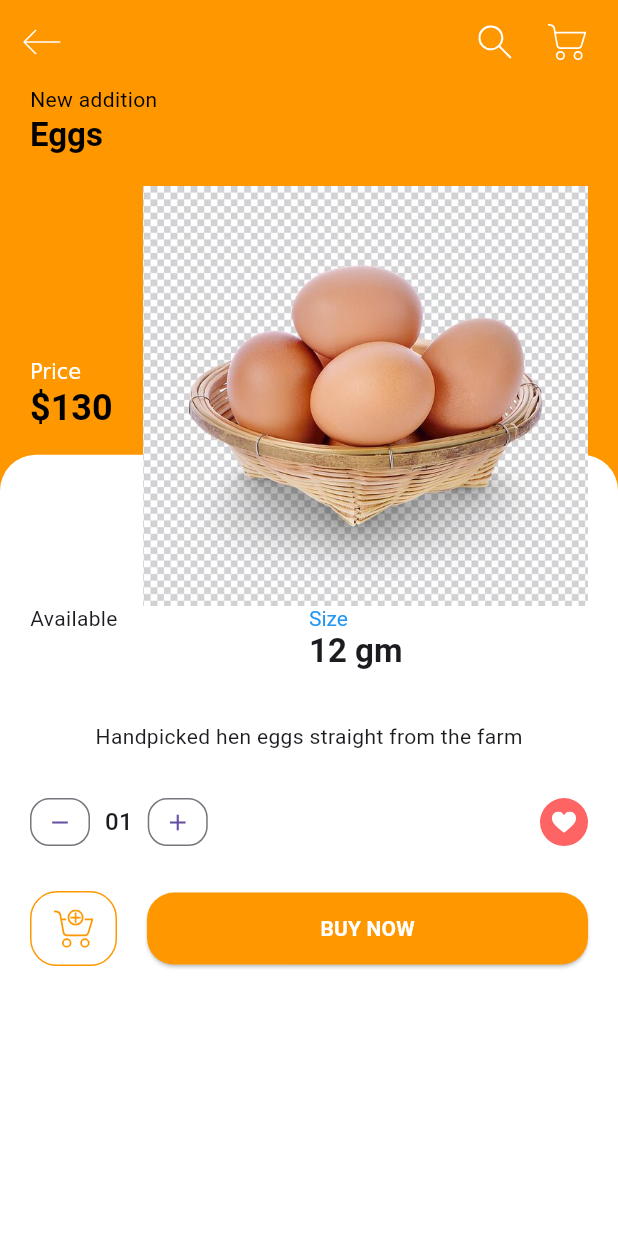
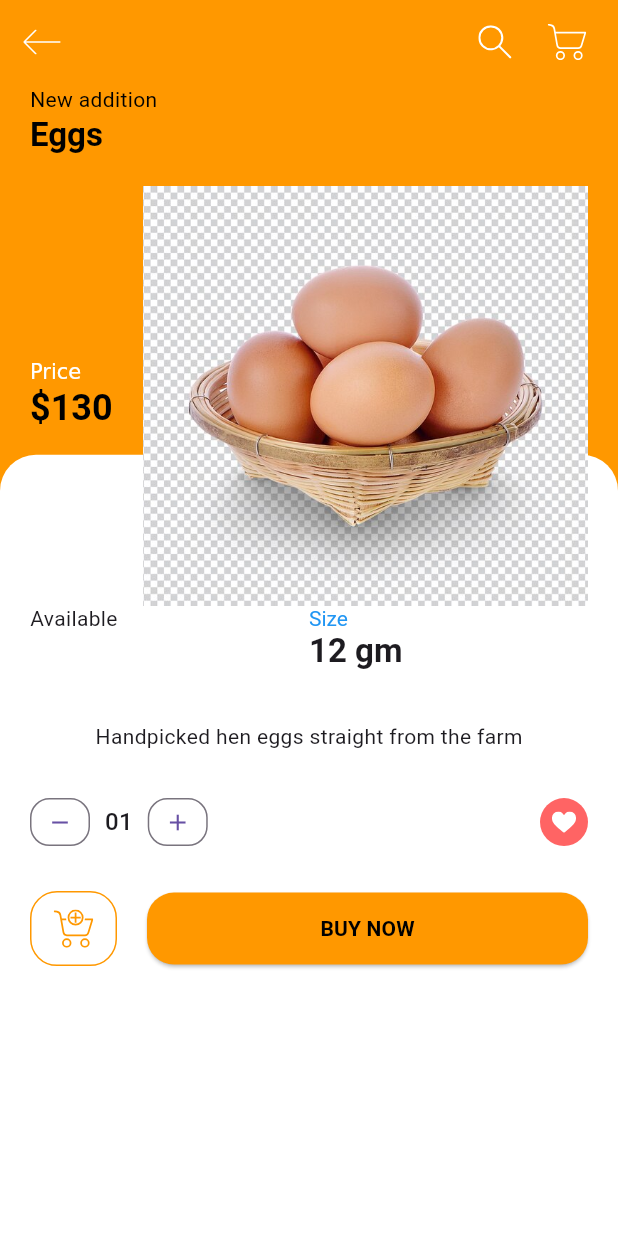
Before and after one commit to fox-040/CSE2100-Project-GrocerEase, a Flutter app: the DetailsScreen screen opened directly with sample values from the repository, on a phone screen of 412 x 824 dp. Run offline on Flutter 3.47's test engine with Material 3 defaults, Android fonts, the phone set to English and light mode, and no system bars; our stand-ins replace cloud_firestore, firebase_auth, firebase_core, flutter_svg, fluttertoast; missing offline and left inert: flutter_launcher_icons; accounts and stored records are empty; project files that could hold a hidden picture were left out.

Commit message:
minor fix

```diff
--- a/lib/Pages/catalog_page1.dart
+++ b/lib/Pages/catalog_page1.dart
@@ -1,4 +1,4 @@
-import 'package:badges/badges.dart';
+/*import 'package:badges/badges.dart';
 import 'package:flutter/material.dart';
 import 'package:flutter_application_1/Pages/user_selection.dart';
 
@@ -30,4 +30,4 @@ class Catalog extends StatelessWidget {
       ],
     ));
   }
-}
+}*/
--- a/lib/Pages/catalog_page1_2.dart
+++ b/lib/Pages/catalog_page1_2.dart
@@ -1,4 +1,4 @@
-import 'package:badges/badges.dart';
+/*import 'package:badges/badges.dart';
 import 'package:flutter/material.dart';
 
 class ProductListScreen extends StatefulWidget {
@@ -123,4 +123,4 @@ class _ProductListScreenState extends State<ProductListScreen> {
           ],
         ));
   }
-}
+}*/
--- a/lib/Pages/details/components/add_to_cart.dart
+++ b/lib/Pages/details/components/add_to_cart.dart
@@ -28,6 +28,7 @@ class AddToCart extends StatelessWidget {
             child: IconButton(
               icon: SvgPicture.asset(
                 "lib/assets/icons/add_to_cart.svg",
+                color: Colors.black,
                 colorFilter: ColorFilter.mode(product.color, BlendMode.srcIn),
               ),
               onPressed: () {},
@@ -46,7 +47,7 @@ class AddToCart extends StatelessWidget {
                 "Buy Now".toUpperCase(),
                 style: TextStyle(
                   fontWeight: FontWeight.bold,
-                  color: Colors.white,
+                  color: Colors.black,
                 ),
               ),
             ),
```
